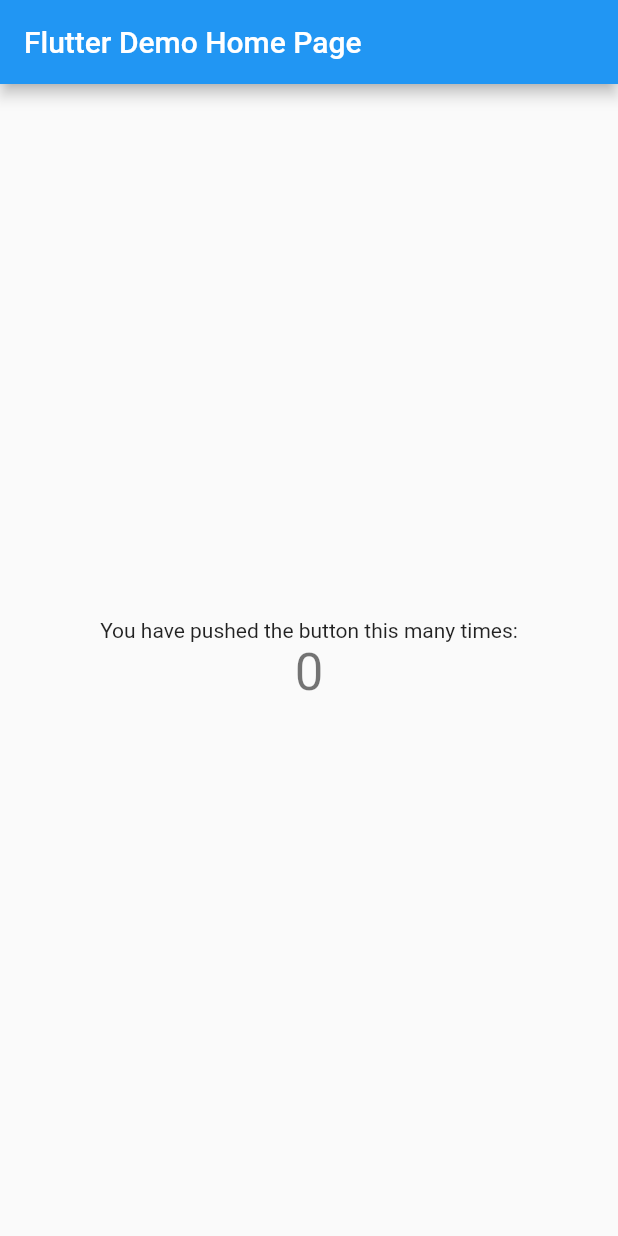
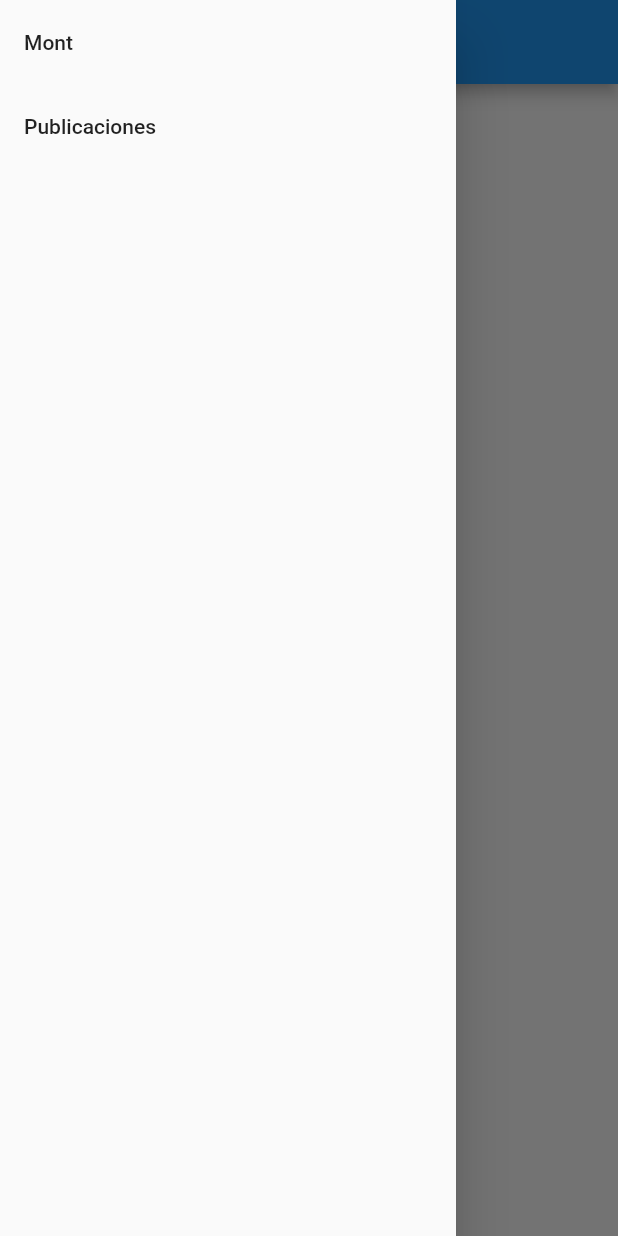
Before and after one commit to RosaMontserrat/ProfeCruz, a Flutter app: the screen it shows after launch, with the side drawer open (before the commit the screen has no drawer), on a phone screen of 412 x 824 dp. Run offline on Flutter 3.47's test engine with Material 2 defaults, Android fonts, the phone set to English and light mode, and no system bars.

Commit message:
02 New flutter app and basic scaffolding

```diff
--- a/lib/main.dart
+++ b/lib/main.dart
@@ -1,4 +1,5 @@
 import 'package:flutter/material.dart';
+import 'package:flutter_authentication_with_laravel_sanctum1/nav-drawer.dart';
 
 void main() {
   runApp(MyApp());
@@ -10,7 +11,6 @@ class MyApp extends StatelessWidget {
     return MaterialApp(
       title: 'Flutter Demo',
       theme: ThemeData(
-        primarySwatch: Colors.blue,
         visualDensity: VisualDensity.adaptivePlatformDensity,
       ),
       home: MyHomePage(title: 'Flutter Demo Home Page'),
@@ -20,6 +20,7 @@ class MyApp extends StatelessWidget {
 
 class MyHomePage extends StatefulWidget {
   MyHomePage({Key key, this.title}) : super(key: key);
+
   final String title;
 
   @override
@@ -27,33 +28,15 @@ class MyHomePage extends StatefulWidget {
 }
 
 class _MyHomePageState extends State<MyHomePage> {
-  int _counter = 0;
-
-  void _incrementCounter() {
-    setState(() {
-      _counter++;
-    });
-  }
-
   @override
   Widget build(BuildContext context) {
     return Scaffold(
       appBar: AppBar(
-        title: Text(widget.title),
+        title: Text('Primer Practica'),
       ),
+      drawer: NavDrawer(),
       body: Center(
-        child: Column(
-          mainAxisAlignment: MainAxisAlignment.center,
-          children: <Widget>[
-            Text(
-              'You have pushed the button this many times:',
-            ),
-            Text(
-              '$_counter',
-              style: Theme.of(context).textTheme.headline4,
-            ),
-          ],
-        ),
+        child: Text('¡No has Iniciado Sesion!'),
       ),
     );
   }
--- /dev/null
+++ b/lib/nav-drawer.dart
@@ -0,0 +1,23 @@
+import 'package:flutter/cupertino.dart';
+import 'package:flutter/material.dart';
+import 'package:flutter_authentication_with_laravel_sanctum1/screen/post-screen.dart';
+
+class NavDrawer extends StatelessWidget {
+  @override
+  Widget build(BuildContext context) {
+    return Drawer(
+        child: ListView(
+      children: [
+        ListTile(
+          title: Text('Mont'),
+        ),
+        ListTile(
+            title: Text('Publicaciones'),
+            onTap: () {
+              Navigator.push(context,
+                  MaterialPageRoute(builder: (context) => PostsScreen()));
+            })
+      ],
+    ));
+  }
+}
```
Also changed, not shown: lib/screen/post-screen.dart (added, +23 -0 lines), 1 other file.
